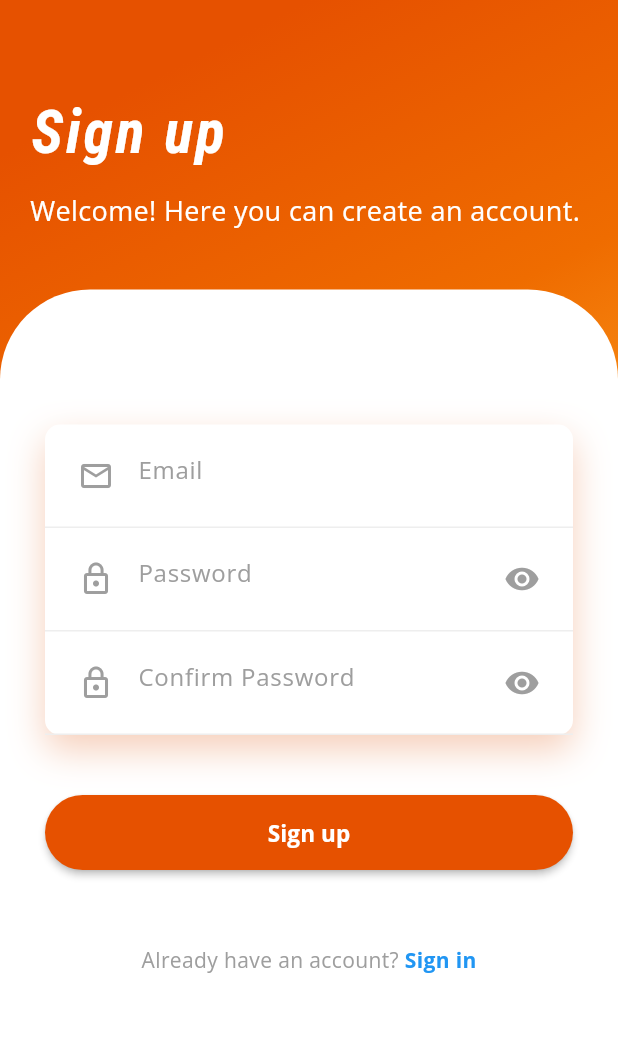
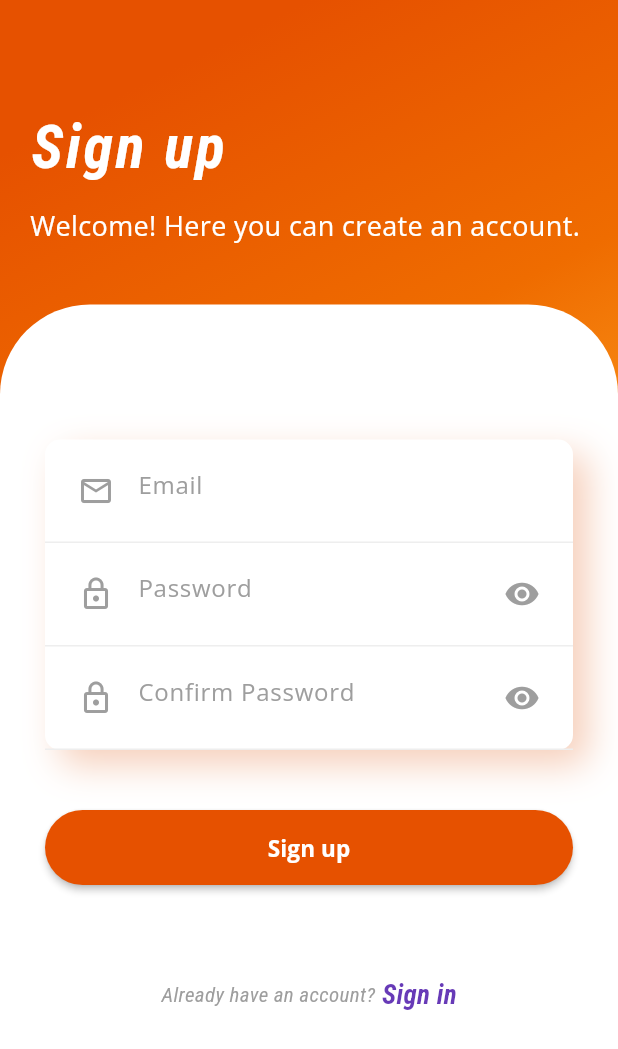
Before and after one commit to rapunschel/quizme, a Flutter app: the SignupScreen screen opened by its route, on a phone screen of 412 x 824 dp. Shown: the top 1049 px of the screen. Run offline on Flutter 3.47's test engine with Material 2 defaults, Android fonts, the phone set to English and light mode, and no system bars; our stand-ins replace animate_do, awesome_dialog, cloud_firestore, community_material_icon, firebase_auth, firebase_core and 1 more; accounts and stored records are empty.

Commit message:
Improved UI

```diff
--- a/lib/screens/signup_screen.dart
+++ b/lib/screens/signup_screen.dart
@@ -140,7 +140,7 @@ class _SignupScreenState extends State<SignupScreen> {
                 crossAxisAlignment: CrossAxisAlignment.start,
                 children: <Widget>[
                   SizedBox(
-                    height: 40,
+                    height: 50,
                   ),
                   Padding(
                     padding: EdgeInsets.all(20),
@@ -181,6 +181,7 @@ class _SignupScreenState extends State<SignupScreen> {
                               topRight: Radius.circular(60))),
                       child: Padding(
                           padding: EdgeInsets.all(30),
+                          child: SingleChildScrollView(
                             child: Column(
                               children: <Widget>[
                                 SizedBox(
@@ -191,13 +192,14 @@ class _SignupScreenState extends State<SignupScreen> {
                                     child: Container(
                                       decoration: BoxDecoration(
                                           color: Colors.white,
-                                        borderRadius: BorderRadius.circular(10),
+                                          borderRadius:
+                                              BorderRadius.circular(10),
                                           boxShadow: [
                                             BoxShadow(
                                                 color: Color.fromRGBO(
                                                     225, 95, 27, .3),
                                                 blurRadius: 20,
-                                              offset: Offset(0, 10))
+                                                offset: Offset(10, 10))
                                           ]),
                                       child: Column(
                                         children: <Widget>[
@@ -206,15 +208,15 @@ class _SignupScreenState extends State<SignupScreen> {
                                             decoration: BoxDecoration(
                                               border: Border(
                                                   bottom: BorderSide(
-                                                    color:
-                                                        Colors.grey.shade200)),
+                                                      color: Colors
+                                                          .grey.shade200)),
                                             ),
                                             child: TextField(
                                               controller: _emailController,
                                               decoration: InputDecoration(
                                                 hintText: "Email",
-                                              hintStyle:
-                                                  TextStyle(color: Colors.grey),
+                                                hintStyle: TextStyle(
+                                                    color: Colors.grey),
                                                 border: InputBorder.none,
                                                 prefixIcon: Container(
                                                   padding: EdgeInsets.all(10),
@@ -231,16 +233,16 @@ class _SignupScreenState extends State<SignupScreen> {
                                             decoration: BoxDecoration(
                                               border: Border(
                                                   bottom: BorderSide(
-                                                    color:
-                                                        Colors.grey.shade200)),
+                                                      color: Colors
+                                                          .grey.shade200)),
                                             ),
                                             child: TextField(
                                               obscureText: _isObscure,
                                               controller: _passwordController,
                                               decoration: InputDecoration(
                                                 hintText: "Password",
-                                              hintStyle:
-                                                  TextStyle(color: Colors.grey),
+                                                hintStyle: TextStyle(
+                                                    color: Colors.grey),
                                                 border: InputBorder.none,
                                                 prefixIcon: Container(
                                                   padding: EdgeInsets.all(10),
@@ -270,8 +272,8 @@ class _SignupScreenState extends State<SignupScreen> {
                                             decoration: BoxDecoration(
                                               border: Border(
                                                   bottom: BorderSide(
-                                                    color:
-                                                        Colors.grey.shade200)),
+                                                      color: Colors
+                                                          .grey.shade200)),
                                             ),
                                             child: TextField(
                                               obscureText:
@@ -280,8 +282,8 @@ class _SignupScreenState extends State<SignupScreen> {
                                                   _confirmpasswordController,
                                               decoration: InputDecoration(
                                                 hintText: "Confirm Password",
-                                              hintStyle:
-                                                  TextStyle(color: Colors.grey),
+                                                hintStyle: TextStyle(
+                                                    color: Colors.grey),
                                                 border: InputBorder.none,
                                                 prefixIcon: Container(
                                                   padding: EdgeInsets.all(10),
@@ -337,17 +339,21 @@ class _SignupScreenState extends State<SignupScreen> {
                                       ),
                                     )),
                                 SizedBox(
-                                height: 50,
+                                  height: 60,
                                 ),
                                 // already have an account
                                 FadeInUp(
                                     duration: Duration(milliseconds: 1700),
                                     child: Row(
-                                    mainAxisAlignment: MainAxisAlignment.center,
+                                      mainAxisAlignment:
+                                          MainAxisAlignment.center,
                                       children: <Widget>[
                                         Text(
                                           "Already have an account?",
-                                        style: TextStyle(color: Colors.grey),
+                                          style: GoogleFonts.robotoCondensed(
+                                              color: Colors.grey,
+                                              fontSize: 14,
+                                              fontStyle: FontStyle.italic),
                                         ),
                                         GestureDetector(
                                           onTap: () {
@@ -355,14 +361,17 @@ class _SignupScreenState extends State<SignupScreen> {
                                           },
                                           child: Text(
                                             " Sign in",
-                                          style: TextStyle(
-                                              color: Colors.blue,
-                                              fontWeight: FontWeight.bold),
+                                            style: GoogleFonts.robotoCondensed(
+                                                color: Colors.deepPurple,
+                                                fontSize: 18,
+                                                fontWeight: FontWeight.bold,
+                                                fontStyle: FontStyle.italic),
                                           ),
                                         )
                                       ],
                                     )),
                               ],
+                            ),
                           )),
                     ),
                   ),
```
Also changed, not shown: lib/screens/login_screen.dart (+20 -16 lines), 1 other file. Lines whose indentation alone changed are shown as unchanged.
